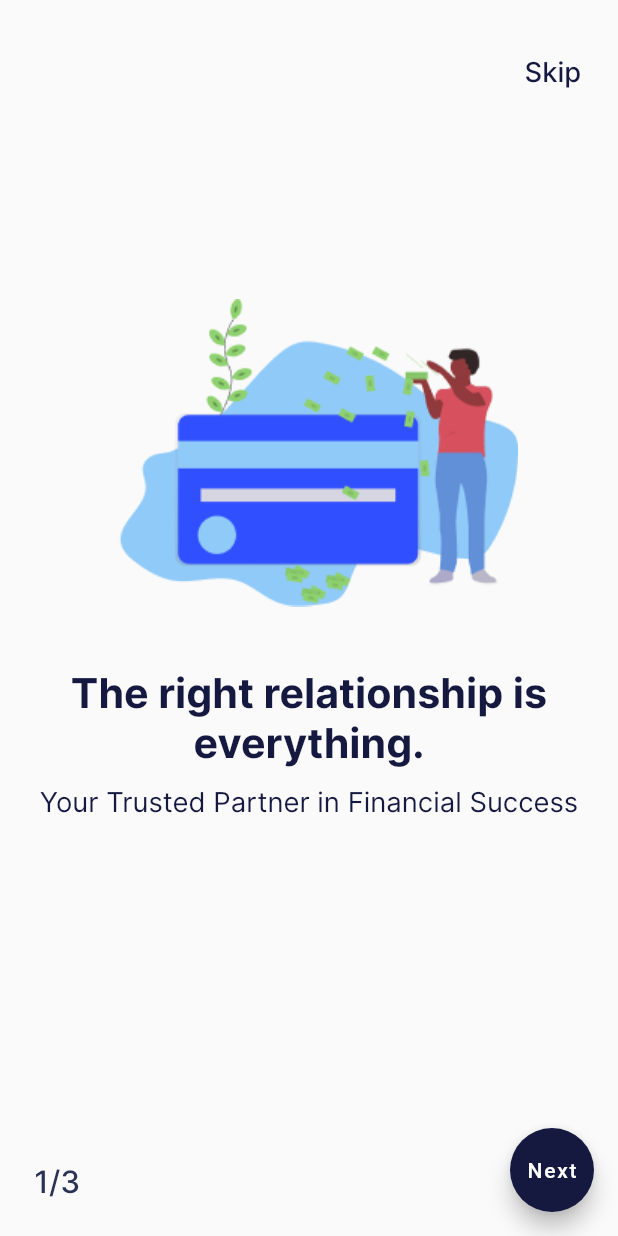
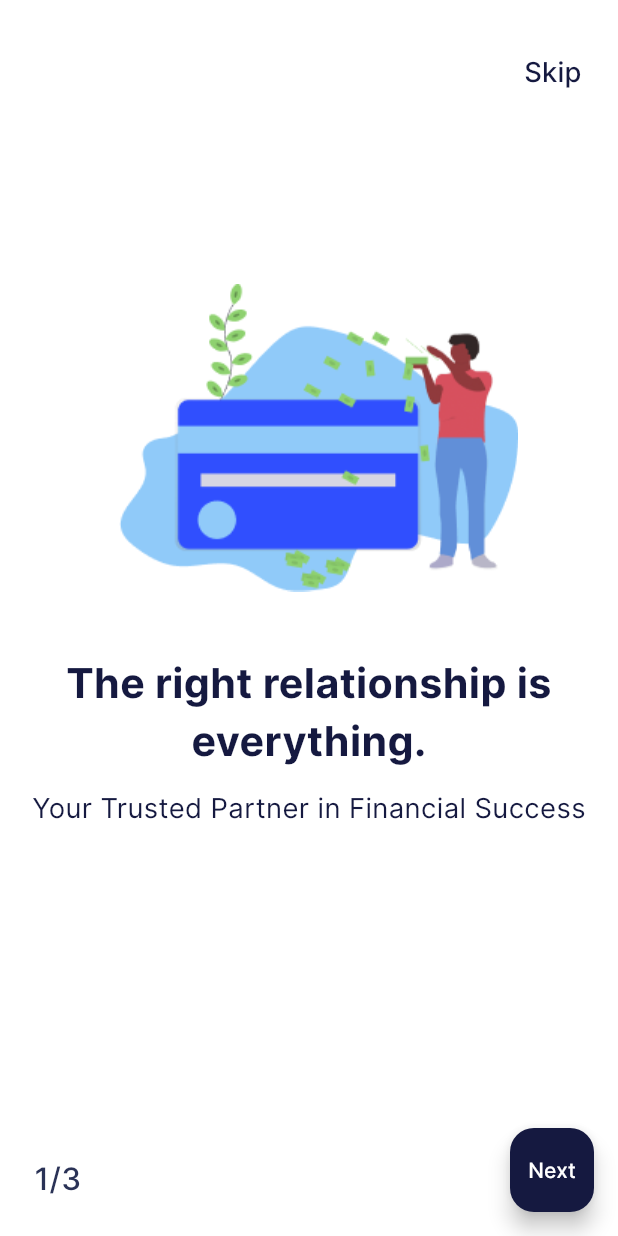
Before and after one commit to Avazkhanov/tolovde_pay, a Flutter app: the screen it shows after launch, on a phone screen of 412 x 824 dp. Run offline on Flutter 3.47's test engine with Material 3 defaults, Android fonts, the phone set to English and light mode, and no system bars; our stand-ins replace adaptive_theme, connectivity_plus, equatable, firebase_auth, firebase_core, flutter_bloc and 8 more; accounts and stored records are empty.

Commit message:
some changes

```diff
--- a/lib/app/app.dart
+++ b/lib/app/app.dart
@@ -1,10 +1,13 @@
+import 'package:adaptive_theme/adaptive_theme.dart';
 import 'package:flutter/material.dart';
 import 'package:flutter_bloc/flutter_bloc.dart';
 import 'package:flutter_screenutil/flutter_screenutil.dart';
 import 'package:tolovde_pay/blocs/auth/auth_bloc.dart';
+import 'package:tolovde_pay/blocs/bottom/bottom_bloc.dart';
 import 'package:tolovde_pay/data/repositories/auth_repository.dart';
 import 'package:tolovde_pay/screens/routes.dart';
 import 'package:tolovde_pay/services/local_notification_service.dart';
+import 'package:tolovde_pay/utils/app_theme/app_theme.dart';
 
 class App extends StatelessWidget {
   App({super.key});
@@ -20,19 +23,26 @@ class App extends StatelessWidget {
       child: MultiBlocProvider(
         providers: [
           BlocProvider(create: (context) => AuthBloc()),
+          BlocProvider(create: (context) => BottomBloc()),
         ],
         child: ScreenUtilInit(
           designSize: const Size(430, 930),
           builder: (context, child) {
             ScreenUtil.init(context);
-            return MaterialApp(
-              theme: ThemeData(
-                  useMaterial3: false
-              ),
-              debugShowCheckedModeBanner: false,
-              initialRoute: RouteNames.splashScreen,
-              navigatorKey: navigatorKey,
-              onGenerateRoute: AppRoutes.generateRoute,
+            return AdaptiveTheme(
+              light: AppTheme.lightTheme,
+              dark: AppTheme.darkTheme,
+              initial: AdaptiveThemeMode.light,
+              builder: (theme, darkTheme) {
+                return MaterialApp(
+                  debugShowCheckedModeBanner: false,
+                  theme: theme,
+                  darkTheme: darkTheme,
+                  initialRoute: RouteNames.splashScreen,
+                  navigatorKey: navigatorKey,
+                  onGenerateRoute: AppRoutes.generateRoute,
+                );
+              },
             );
           },
         ),
--- a/lib/blocs/auth/auth_event.dart
+++ b/lib/blocs/auth/auth_event.dart
@@ -15,11 +15,6 @@ class RegisterEvent extends AuthEvent{
   ];
 }
 
-class LoginWithGoogle extends AuthEvent{
-  @override
-  List<Object?> get props => throw UnimplementedError();
-}
-
 class LoginEvent extends AuthEvent{
 
   final String email;
@@ -34,9 +29,15 @@ class LoginEvent extends AuthEvent{
 
 
 }
+
+class LoginWithGoogle extends AuthEvent{
+
+
+   @override
+  List<Object?> get props => [];
+}
+
 class LogOutEvent extends AuthEvent{
-
-  LogOutEvent();
 
   @override
   List<Object?> get props => [];
--- /dev/null
+++ b/lib/blocs/bottom/bottom_bloc.dart
@@ -0,0 +1,12 @@
+import 'package:flutter_bloc/flutter_bloc.dart';
+import 'package:tolovde_pay/blocs/bottom/bottom_event.dart';
+import 'package:tolovde_pay/blocs/bottom/bottom_state.dart';
+
+
+class BottomBloc extends Bloc<ChangeIndexEvent, ChangeIndexState> {
+  BottomBloc() : super(ChangeIndexState(index: 0)) {
+    on<ChangeIndexEvent>((event, emit) {
+      emit(state.copyWith(index: event.index));
+    });
+  }
+}
--- /dev/null
+++ b/lib/blocs/bottom/bottom_event.dart
@@ -0,0 +1,5 @@
+class ChangeIndexEvent {
+  final int index;
+
+  ChangeIndexEvent({required this.index});
+}
--- /dev/null
+++ b/lib/blocs/bottom/bottom_state.dart
@@ -0,0 +1,12 @@
+class ChangeIndexState {
+  final int index;
+
+  ChangeIndexState({required this.index});
+
+  ChangeIndexState copyWith({
+    int? index,
+  }) =>
+      ChangeIndexState(
+        index: index ?? this.index,
+      );
+}
--- /dev/null
+++ b/lib/utils/app_theme/app_theme.dart
@@ -0,0 +1,8 @@
+import 'package:flutter/material.dart';
+import 'package:tolovde_pay/utils/app_theme/dark_theme.dart';
+import 'package:tolovde_pay/utils/app_theme/white_theme.dart';
+
+class AppTheme {
+  static final ThemeData darkTheme = DarkTheme.darkTheme;
+  static final ThemeData lightTheme = WhiteTheme.lightTheme;
+}
--- /dev/null
+++ b/lib/utils/app_theme/dark_theme.dart
@@ -0,0 +1,158 @@
+import 'package:flutter/material.dart';
+import 'package:flutter/services.dart';
+import 'package:flutter_screenutil/flutter_screenutil.dart';
+
+class DarkTheme {
+  static final ThemeData darkTheme = ThemeData(
+    scaffoldBackgroundColor: Colors.black,
+    appBarTheme: const AppBarTheme(
+      backgroundColor: Colors.black,
+      systemOverlayStyle: SystemUiOverlayStyle(
+        statusBarBrightness: Brightness.light,
+        statusBarIconBrightness: Brightness.dark,
+        statusBarColor: Colors.grey,
+      ),
+    ),
+    iconTheme: IconThemeData(
+      color: Colors.white,
+      size: 24.sp,
+    ),
+    iconButtonTheme: IconButtonThemeData(
+      style: IconButton.styleFrom(
+        backgroundColor: Colors.transparent,
+      ),
+    ),
+    switchTheme: SwitchThemeData(
+      thumbColor: MaterialStateProperty.all((Colors.white)),
+      trackOutlineColor: MaterialStateProperty.all((Colors.red)),
+    ),
+    textTheme: const TextTheme(
+      displayLarge: TextStyle(
+        fontSize: 57,
+        color: Colors.white,
+        fontFamily: "Inter",
+        fontWeight: FontWeight.w400,
+      ),
+      displayMedium: TextStyle(
+        fontSize: 45,
+        color: Colors.white,
+        fontFamily: "Inter",
+        fontWeight: FontWeight.w400,
+      ),
+      displaySmall: TextStyle(
+        fontSize: 36,
+        color: Colors.white,
+        fontFamily: "Inter",
+        fontWeight: FontWeight.w400,
+      ),
+      headlineLarge: TextStyle(
+        fontSize: 32,
+        color: Colors.white,
+        fontFamily: "Inter",
+        fontWeight: FontWeight.w400,
+      ),
+      headlineMedium: TextStyle(
+        fontSize: 28,
+        color: Colors.white,
+        fontFamily: "Inter",
+        fontWeight: FontWeight.w400,
+      ),
+      headlineSmall: TextStyle(
+        fontSize: 24,
+        color: Colors.white,
+        fontFamily: "Inter",
+        fontWeight: FontWeight.w400,
+      ),
+      titleLarge: TextStyle(
+        fontSize: 22,
+        color: Colors.white,
+        fontFamily: "Inter",
+        fontWeight: FontWeight.w400,
+      ),
+      titleMedium: TextStyle(
+        fontSize: 16,
+        color: Colors.white,
+        fontFamily: "Inter",
+        fontWeight: FontWeight.w400,
+      ),
+      titleSmall: TextStyle(
+        fontSize: 14,
+        color: Colors.white,
+        fontFamily: "Inter",
+        fontWeight: FontWeight.w400,
+      ),
+      labelLarge: TextStyle(
+        fontSize: 14,
+        color: Colors.white,
+        fontFamily: "Inter",
+        fontWeight: FontWeight.w500,
+      ),
+      labelMedium: TextStyle(
+        fontSize: 12,
+        color: Colors.white,
+        fontFamily: "Inter",
+        fontWeight: FontWeight.w500,
+      ),
+      labelSmall: TextStyle(
+        fontSize: 11,
+        color: Colors.white,
+        fontFamily: "Inter",
+        fontWeight: FontWeight.w500,
+      ),
+      bodyLarge: TextStyle(
+        fontSize: 16,
+        color: Colors.white,
+        fontFamily: "Inter",
+        fontWeight: FontWeight.w500,
+      ),
+      bodyMedium: TextStyle(
+        fontSize: 14,
+        color: Colors.white,
+        fontFamily: "Inter",
+        fontWeight: FontWeight.w500,
+      ),
+      bodySmall: TextStyle(
+        fontSize: 12,
+        color: Colors.white,
+        fontFamily: "Inter",
+        fontWeight: FontWeight.w500,
+      ),
+    ),
+    useMaterial3: true,
+    cardColor: const Color(0xFF252525),
+    shadowColor: Colors.white,
+    colorScheme: const ColorScheme(
+      brightness: Brightness.dark,
+      primary: Color(0xFFB2C5FF),
+      onPrimary: Color(0xFF002B73),
+      primaryContainer: Color(0xFF0040A1),
+      onPrimaryContainer: Color(0xFFDAE2FF),
+      secondary: Color(0xFFFFBA20),
+      onSecondary: Color(0xFF412D00),
+      secondaryContainer: Color(0xFF5E4200),
+      onSecondaryContainer: Color(0xFFFFDEA8),
+      tertiary: Color(0xFFC5C0FF),
+      onTertiary: Color(0xFF2400A2),
+      tertiaryContainer: Color(0xFF3A20CB),
+      onTertiaryContainer: Color(0xFFE3DFFF),
+      error: Color(0xFFFFB4AB),
+      errorContainer: Color(0xFF93000A),
+      onError: Color(0xFF690005),
+      onErrorContainer: Color(0xFFFFDAD6),
+      background: Color(0xFF001B3D),
+      onBackground: Color(0xFFD6E3FF),
+      surface: Color(0xFF001B3D),
+      onSurface: Color(0xFFD6E3FF),
+      surfaceVariant: Color(0xFF45464F),
+      onSurfaceVariant: Color(0xFFC5C6D0),
+      outline: Color(0xFF8F909A),
+      onInverseSurface: Color(0xFF001B3D),
+      inverseSurface: Color(0xFFD6E3FF),
+      inversePrimary: Color(0xFF0056D2),
+      shadow: Color(0xFF000000),
+      surfaceTint: Color(0xFFB2C5FF),
+      outlineVariant: Color(0xFF45464F),
+      scrim: Color(0xFF000000),
+    ),
+  );
+}
--- /dev/null
+++ b/lib/utils/app_theme/white_theme.dart
@@ -0,0 +1,156 @@
+import 'package:flutter/material.dart';
+import 'package:flutter/services.dart';
+import 'package:flutter_screenutil/flutter_screenutil.dart';
+
+class WhiteTheme {
+  static final ThemeData lightTheme = ThemeData(
+    scaffoldBackgroundColor: Colors.white,
+    appBarTheme: const AppBarTheme(
+      backgroundColor: Colors.white,
+      systemOverlayStyle: SystemUiOverlayStyle(
+        statusBarBrightness: Brightness.dark,
+        statusBarIconBrightness: Brightness.light,
+        statusBarColor: Colors.white,
+      ),
+    ),
+    shadowColor: Colors.black,
+    cardColor: const Color(0xFFFFFFFF),
+    textTheme: const TextTheme(
+      displayLarge: TextStyle(
+        fontSize: 57,
+        color: Colors.black,
+        fontFamily: "Inter",
+        fontWeight: FontWeight.w400,
+      ),
+      displayMedium: TextStyle(
+        fontSize: 45,
+        color: Colors.black,
+        fontFamily: "Inter",
+        fontWeight: FontWeight.w400,
+      ),
+      displaySmall: TextStyle(
+        fontSize: 36,
+        color: Colors.black,
+        fontFamily: "Inter",
+        fontWeight: FontWeight.w400,
+      ),
+      headlineLarge: TextStyle(
+        fontSize: 32,
+        color: Colors.black,
+        fontFamily: "Inter",
+        fontWeight: FontWeight.w400,
+      ),
+      headlineMedium: TextStyle(
+        fontSize: 28,
+        color: Colors.black,
+        fontFamily: "Inter",
+        fontWeight: FontWeight.w400,
+      ),
+      headlineSmall: TextStyle(
+        fontSize: 24,
+        color: Colors.black,
+        fontFamily: "Inter",
+        fontWeight: FontWeight.w400,
+      ),
+      titleLarge: TextStyle(
+        fontSize: 22,
+        color: Colors.black,
+        fontFamily: "Inter",
+        fontWeight: FontWeight.w400,
+      ),
+      titleMedium: TextStyle(
+        fontSize: 16,
+        color: Colors.black,
+        fontFamily: "Inter",
+        fontWeight: FontWeight.w400,
+      ),
+      titleSmall: TextStyle(
+        fontSize: 14,
+        color: Colors.black,
+        fontFamily: "Inter",
+        fontWeight: FontWeight.w400,
+      ),
+      labelLarge: TextStyle(
+        fontSize: 14,
+        color: Colors.black,
+        fontFamily: "Inter",
+        fontWeight: FontWeight.w500,
+      ),
+      labelMedium: TextStyle(
+        fontSize: 12,
+        color: Colors.black,
+        fontFamily: "Inter",
+        fontWeight: FontWeight.w500,
+      ),
+      labelSmall: TextStyle(
+        fontSize: 11,
+        color: Colors.black,
+        fontFamily: "Inter",
+        fontWeight: FontWeight.w500,
+      ),
+      bodyLarge: TextStyle(
+        fontSize: 16,
+        color: Colors.black,
+        fontFamily: "Inter",
+        fontWeight: FontWeight.w500,
+      ),
+      bodyMedium: TextStyle(
+        fontSize: 14,
+        color: Colors.black,
+        fontFamily: "Inter",
+        fontWeight: FontWeight.w500,
+      ),
+      bodySmall: TextStyle(
+        fontSize: 12,
+        color: Colors.black,
+        fontFamily: "Inter",
+        fontWeight: FontWeight.w500,
+      ),
+    ),
+    iconButtonTheme: IconButtonThemeData(
+      style: IconButton.styleFrom(backgroundColor: Colors.transparent),
+    ),
+    iconTheme:  IconThemeData(
+      color: Colors.black,
+      size: 24.sp
+    ),
+    switchTheme: SwitchThemeData(
+      thumbColor: MaterialStateProperty.all((Colors.black)),
+      trackOutlineColor: MaterialStateProperty.all((Colors.red)),
+    ),
+    colorScheme: const ColorScheme(
+      brightness: Brightness.light,
+      primary: Color(0xFF0056D2),
+      onPrimary: Color(0xFFFFFFFF),
+      primaryContainer: Color(0xFFDAE2FF),
+      onPrimaryContainer: Color(0xFF001848),
+      secondary: Color(0xFF7C5800),
+      onSecondary: Color(0xFFFFFFFF),
+      secondaryContainer: Color(0xFFFFDEA8),
+      onSecondaryContainer: Color(0xFF271900),
+      tertiary: Color(0xFF5342E2),
+      onTertiary: Color(0xFFFFFFFF),
+      tertiaryContainer: Color(0xFFE3DFFF),
+      onTertiaryContainer: Color(0xFF130067),
+      error: Color(0xFFBA1A1A),
+      errorContainer: Color(0xFFFFDAD6),
+      onError: Color(0xFFFFFFFF),
+      onErrorContainer: Color(0xFF410002),
+      background: Color(0xFFFDFBFF),
+      onBackground: Color(0xFF001B3D),
+      surface: Color(0xFFFDFBFF),
+      onSurface: Color(0xFF001B3D),
+      surfaceVariant: Color(0xFFE1E2EC),
+      onSurfaceVariant: Color(0xFF45464F),
+      outline: Color(0xFF757780),
+      onInverseSurface: Color(0xFFECF0FF),
+      inverseSurface: Color(0xFF003062),
+      inversePrimary: Color(0xFFB2C5FF),
+      shadow: Color(0xFF000000),
+      surfaceTint: Color(0xFF0056D2),
+      outlineVariant: Color(0xFFC5C6D0),
+      scrim: Color(0xFF000000),
+    ),
+    useMaterial3: true,
+  );
+}
--- a/pubspec.yaml
+++ b/pubspec.yaml
@@ -37,6 +37,8 @@ dependencies:
   permission_handler: ^11.3.1
   image_picker: ^1.0.7
   fluttertoast: ^8.2.5
+  adaptive_theme: ^3.6.0
+
 
 
 dev_dependencies:
```
Also changed, not shown: lib/blocs/auth/auth_bloc.dart (+48 -23 lines), lib/screens/tab/home/home_screen.dart (+1 -7 lines), lib/screens/tab/profile/profile_screen.dart (+38 -1 lines), lib/screens/tab/tab_screen.dart (+74 -11 lines), lib/utils/extentions/auth_extentions.dart (added, +65 -0 lines), pubspec.lock.
